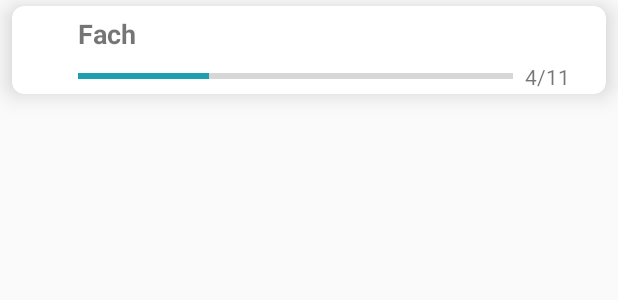
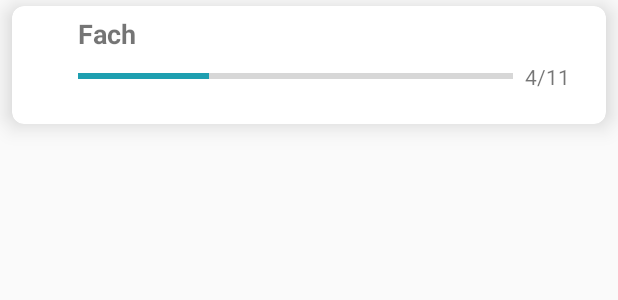
Before and after one commit to kaiott/open-education-app, an Android app: the layout course_tile.xml on its own in the app's theme, with its tools: preview values and no code run, on a phone screen of 412 x 824 dp. Shown: the top 300 px of the screen. Run offline under Robolectric (Android 15) with nearby library versions, the phone set to English and light mode, and no system bars.

```diff
--- a/app/src/main/java/com/example/openeducationapp/MainActivity.java
+++ b/app/src/main/java/com/example/openeducationapp/MainActivity.java
@@ -97,7 +97,8 @@ public class MainActivity extends AppCompatActivity implements NavigationView.On
             case R.id.nav_tasks:
             case R.id.nav_classroom:
             case R.id.nav_chat:
-
+                getSupportFragmentManager().beginTransaction().replace(R.id.fragment_container,
+                        new MainFragment(item.getItemId())).commit();
                 break;
             case R.id.nav_settings:
                 Toast.makeText(this, "settings", Toast.LENGTH_SHORT).show();
--- a/app/src/main/java/com/example/openeducationapp/SettingsActivity.java
+++ b/app/src/main/java/com/example/openeducationapp/SettingsActivity.java
@@ -102,6 +102,9 @@ public class SettingsActivity extends AppCompatActivity {
         back.setOnClickListener((new View.OnClickListener() {
             @Override
             public void onClick(View v) {
+                Intent intent = new Intent(SettingsActivity.this, MainActivity.class);
+                intent.setFlags(Intent.FLAG_ACTIVITY_CLEAR_TOP);
+                startActivity(intent);
                 finish();
             }
         }));
--- a/app/src/main/res/layout/course_tile.xml
+++ b/app/src/main/res/layout/course_tile.xml
@@ -29,6 +29,7 @@
         <androidx.constraintlayout.widget.ConstraintLayout
             android:layout_width="match_parent"
             android:layout_height="match_parent"
+            android:layout_marginBottom="20dp"
             android:background="#0092D6C9"
             android:elevation="0dp"
             android:paddingVertical="2dp"
@@ -42,8 +43,8 @@
                 android:layout_marginStart="44dp"
                 android:layout_marginTop="4dp"
                 android:layout_marginEnd="24dp"
+                android:gravity="center_vertical"
                 android:text="Fach"
-                android:gravity="center_vertical"
                 android:textSize="18sp"
                 android:textStyle="bold"
                 app:layout_constraintEnd_toEndOf="parent"
```
